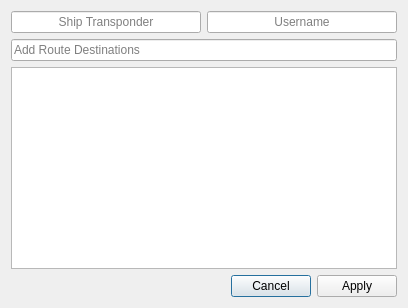
The window that ui/ShipDialog.ui (leothehero/Prun-Shipment-Manager) describes before a commit, drawn with Qt 5.
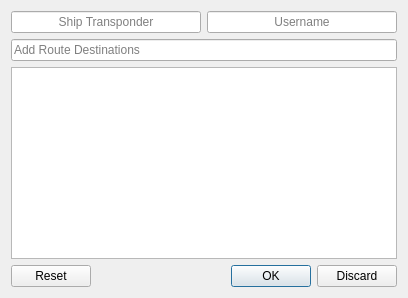
The same window after the commit.

Commit message: FINALLY fixed the auto-closing on return.

```diff
--- a/ui/ShipDialog.ui
+++ b/ui/ShipDialog.ui
@@ -9,8 +9,8 @@
    <rect>
     <x>0</x>
     <y>0</y>
-    <width>408</width>
-    <height>308</height>
+    <width>404</width>
+    <height>296</height>
    </rect>
   </property>
   <property name="windowTitle">
@@ -183,7 +183,7 @@
       <enum>Qt::Orientation::Horizontal</enum>
      </property>
      <property name="standardButtons">
-      <set>QDialogButtonBox::StandardButton::Apply|QDialogButtonBox::StandardButton::Cancel</set>
+      <set>QDialogButtonBox::StandardButton::Discard|QDialogButtonBox::StandardButton::Ok|QDialogButtonBox::StandardButton::Reset</set>
      </property>
      <property name="centerButtons">
       <bool>false</bool>
```
Left out of the diff: 47 changed lines with no effect on the pictures. The commit also changes 2 other files.
